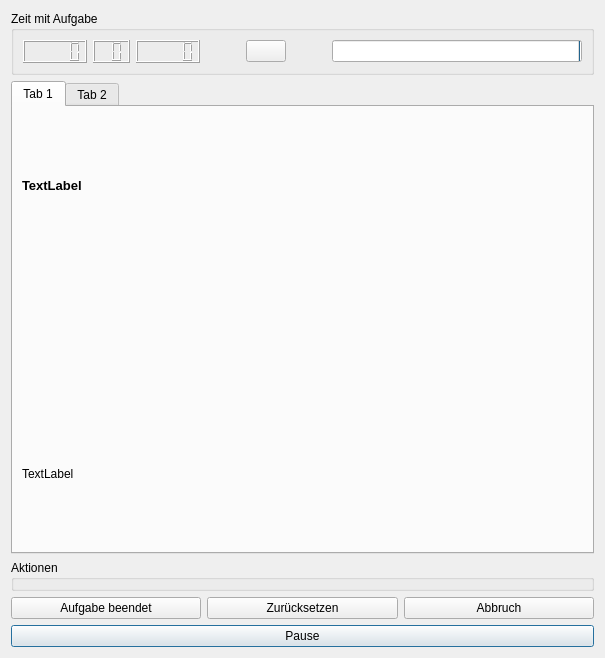
amogorkon/watnu, file src/watnu/ui/running_task.ui: the form before one commit.
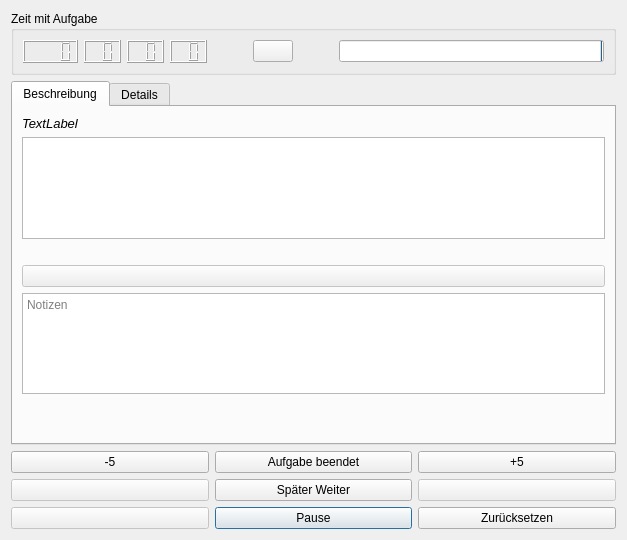
The form after the commit. Icons and pictures are not drawn.

Commit message: fixed many bugs; notes editable during task run

Diff of the .ui file:
```diff
--- a/src/watnu/ui/running_task.ui
+++ b/src/watnu/ui/running_task.ui
@@ -6,10 +6,16 @@
    <rect>
     <x>0</x>
     <y>0</y>
-    <width>605</width>
-    <height>658</height>
+    <width>627</width>
+    <height>540</height>
    </rect>
   </property>
+  <property name="sizePolicy">
+   <sizepolicy hsizetype="Fixed" vsizetype="Fixed">
+    <horstretch>0</horstretch>
+    <verstretch>0</verstretch>
+   </sizepolicy>
+  </property>
   <property name="windowTitle">
    <string>Dialog</string>
   </property>
@@ -17,28 +23,51 @@
    <item>
     <widget class="QGroupBox" name="groupBox">
      <property name="sizePolicy">
-      <sizepolicy hsizetype="Preferred" vsizetype="Minimum">
+      <sizepolicy hsizetype="Preferred" vsizetype="Preferred">
        <horstretch>0</horstretch>
-       <verstretch>0</verstretch>
+       <verstretch>10</verstretch>
       </sizepolicy>
      </property>
      <property name="minimumSize">
       <size>
        <width>0</width>
-       <height>20</height>
+       <height>50</height>
       </size>
      </property>
      <property name="title">
       <string>Zeit mit Aufgabe</string>
      </property>
+     <property name="flat">
+      <bool>false</bool>
+     </property>
      <layout class="QHBoxLayout" name="horizontalLayout">
+      <property name="sizeConstraint">
+       <enum>QLayout::SetMaximumSize</enum>
+      </property>
+      <property name="bottomMargin">
+       <number>9</number>
+      </property>
       <item>
-       <widget class="QLCDNumber" name="ticks_hours_label">
+       <widget class="QLCDNumber" name="LCD_days">
+        <property name="font">
+         <font>
+          <pointsize>120</pointsize>
+          <weight>75</weight>
+          <bold>true</bold>
+         </font>
+        </property>
+        <property name="digitCount">
+         <number>4</number>
+        </property>
+       </widget>
+      </item>
+      <item>
+       <widget class="QLCDNumber" name="LCD_hours">
         <property name="enabled">
          <bool>true</bool>
         </property>
         <property name="sizePolicy">
-         <sizepolicy hsizetype="Minimum" vsizetype="Preferred">
+         <sizepolicy hsizetype="Minimum" vsizetype="Minimum">
           <horstretch>0</horstretch>
           <verstretch>0</verstretch>
          </sizepolicy>
@@ -51,7 +80,7 @@
          </font>
         </property>
         <property name="digitCount">
-         <number>5</number>
+         <number>2</number>
         </property>
         <property name="intValue" stdset="0">
          <number>0</number>
@@ -71,7 +100,16 @@
        </widget>
       </item>
       <item>
-       <widget class="QLCDNumber" name="ticks_seconds_label"/>
+       <widget class="QLCDNumber" name="LCD_seconds">
+        <property name="font">
+         <font>
+          <pointsize>120</pointsize>
+         </font>
+        </property>
+        <property name="digitCount">
+         <number>2</number>
+        </property>
+       </widget>
       </item>
       <item>
        <spacer name="horizontalSpacer">
@@ -122,7 +160,7 @@
       <item>
        <widget class="QProgressBar" name="pomodoro_bar">
         <property name="maximum">
-         <number>35</number>
+         <number>100</number>
         </property>
         <property name="value">
          <number>0</number>
@@ -143,12 +181,18 @@
    </item>
    <item>
     <widget class="QTabWidget" name="tabWidget">
+     <property name="sizePolicy">
+      <sizepolicy hsizetype="Preferred" vsizetype="Preferred">
+       <horstretch>0</horstretch>
+       <verstretch>0</verstretch>
+      </sizepolicy>
+     </property>
      <property name="currentIndex">
       <number>0</number>
      </property>
      <widget class="QWidget" name="common">
       <attribute name="title">
-       <string>Tab 1</string>
+       <string>Beschreibung</string>
       </attribute>
       <layout class="QVBoxLayout" name="verticalLayout_2">
        <item>
@@ -162,70 +206,164 @@
          <property name="font">
           <font>
            <pointsize>10</pointsize>
-           <weight>75</weight>
-           <bold>true</bold>
+           <weight>50</weight>
+           <italic>true</italic>
+           <bold>false</bold>
           </font>
          </property>
          <property name="text">
           <string>TextLabel</string>
          </property>
+         <property name="wordWrap">
+          <bool>false</bool>
+         </property>
         </widget>
        </item>
        <item>
-        <widget class="QLabel" name="task_desc">
+        <widget class="QTextEdit" name="desc">
+         <property name="sizePolicy">
+          <sizepolicy hsizetype="Preferred" vsizetype="MinimumExpanding">
+           <horstretch>0</horstretch>
+           <verstretch>10</verstretch>
+          </sizepolicy>
+         </property>
+         <property name="lineWidth">
+          <number>1</number>
+         </property>
+         <property name="verticalScrollBarPolicy">
+          <enum>Qt::ScrollBarAlwaysOff</enum>
+         </property>
+         <property name="horizontalScrollBarPolicy">
+          <enum>Qt::ScrollBarAlwaysOff</enum>
+         </property>
+         <property name="sizeAdjustPolicy">
+          <enum>QAbstractScrollArea::AdjustToContentsOnFirstShow</enum>
+         </property>
+         <property name="undoRedoEnabled">
+          <bool>false</bool>
+         </property>
+         <property name="lineWrapMode">
+          <enum>QTextEdit::FixedColumnWidth</enum>
+         </property>
+         <property name="lineWrapColumnOrWidth">
+          <number>95</number>
+         </property>
+         <property name="readOnly">
+          <bool>true</bool>
+         </property>
+        </widget>
+       </item>
+       <item>
+        <spacer name="verticalSpacer_2">
+         <property name="orientation">
+          <enum>Qt::Vertical</enum>
+         </property>
+         <property name="sizeType">
+          <enum>QSizePolicy::Expanding</enum>
+         </property>
+         <property name="sizeHint" stdset="0">
+          <size>
+           <width>20</width>
+           <height>20</height>
+          </size>
+         </property>
+        </spacer>
+       </item>
+       <item>
+        <widget class="QPushButton" name="visit_url">
+         <property name="enabled">
+          <bool>false</bool>
+         </property>
          <property name="text">
           <string/>
          </property>
         </widget>
        </item>
        <item>
-        <widget class="QLabel" name="task_notes">
+        <widget class="QTextEdit" name="notes">
          <property name="sizePolicy">
-          <sizepolicy hsizetype="MinimumExpanding" vsizetype="Preferred">
+          <sizepolicy hsizetype="Expanding" vsizetype="MinimumExpanding">
            <horstretch>0</horstretch>
-           <verstretch>0</verstretch>
+           <verstretch>10</verstretch>
           </sizepolicy>
          </property>
-         <property name="text">
-          <string>TextLabel</string>
+         <property name="sizeAdjustPolicy">
+          <enum>QAbstractScrollArea::AdjustToContents</enum>
+         </property>
+         <property name="autoFormatting">
+          <set>QTextEdit::AutoAll</set>
+         </property>
+         <property name="lineWrapMode">
+          <enum>QTextEdit::FixedColumnWidth</enum>
+         </property>
+         <property name="lineWrapColumnOrWidth">
+          <number>95</number>
+         </property>
+         <property name="textInteractionFlags">
+          <set>Qt::LinksAccessibleByKeyboard|Qt::LinksAccessibleByMouse|Qt::TextBrowserInteraction|Qt::TextEditable|Qt::TextEditorInteraction|Qt::TextSelectableByKeyboard|Qt::TextSelectableByMouse</set>
+         </property>
+         <property name="placeholderText">
+          <string>Notizen</string>
          </property>
         </widget>
        </item>
+       <item>
+        <spacer name="verticalSpacer">
+         <property name="orientation">
+          <enum>Qt::Vertical</enum>
+         </property>
+         <property name="sizeHint" stdset="0">
+          <size>
+           <width>20</width>
+           <height>40</height>
+          </size>
+         </property>
+        </spacer>
+       </item>
       </layout>
      </widget>
      <widget class="QWidget" name="priorities">
       <attribute name="title">
-       <string>Tab 2</string>
+       <string>Details</string>
       </attribute>
      </widget>
     </widget>
    </item>
-   <item>
-    <widget class="QGroupBox" name="actions">
-     <property name="title">
-      <string>Aktionen</string>
-     </property>
-    </widget>
-   </item>
    <item>
     <layout class="QGridLayout" name="gridLayout">
-     <item row="1" column="2">
-      <widget class="QPushButton" name="cancel">
+     <item row="4" column="2">
+      <widget class="QPushButton" name="plus5">
+       <property name="enabled">
+        <bool>true</bool>
+       </property>
        <property name="text">
-        <string>Abbruch</string>
+        <string>+5</string>
        </property>
        <property name="shortcut">
         <string>Esc</string>
        </property>
        <property name="autoDefault">
-        <bool>false</bool>
+        <bool>true</bool>
        </property>
-       <property name="default">
-        <bool>false</bool>
+      </widget>
+     </item>
+     <item row="5" column="1">
+      <widget class="QPushButton" name="done_for_now">
+       <property name="enabled">
+        <bool>true</bool>
        </property>
+       <property name="text">
+        <string>Später Weiter</string>
+       </property>
+       <property name="shortcut">
+        <string>5</string>
+       </property>
+       <property name="autoDefault">
+        <bool>true</bool>
+       </property>
       </widget>
      </item>
-     <item row="1" column="0">
+     <item row="4" column="1">
       <widget class="QPushButton" name="finished">
        <property name="text">
         <string>Aufgabe beendet</string>
@@ -234,30 +372,49 @@
         <string>Return</string>
        </property>
        <property name="autoDefault">
-        <bool>false</bool>
+        <bool>true</bool>
        </property>
        <property name="default">
         <bool>false</bool>
        </property>
       </widget>
      </item>
-     <item row="1" column="1">
-      <widget class="QPushButton" name="reset">
+     <item row="5" column="2">
+      <widget class="QPushButton" name="pushButton_2">
+       <property name="enabled">
+        <bool>false</bool>
+       </property>
        <property name="text">
-        <string>Zurücksetzen</string>
+        <string/>
        </property>
        <property name="shortcut">
         <string>Backspace</string>
        </property>
        <property name="autoDefault">
-        <bool>false</bool>
+        <bool>true</bool>
        </property>
        <property name="default">
         <bool>false</bool>
        </property>
       </widget>
      </item>
-     <item row="2" column="0" colspan="3">
+     <item row="5" column="0">
+      <widget class="QPushButton" name="pushButton_3">
+       <property name="enabled">
+        <bool>false</bool>
+       </property>
+       <property name="text">
+        <string/>
+       </property>
+       <property name="shortcut">
+        <string>4</string>
+       </property>
+       <property name="autoDefault">
+        <bool>true</bool>
+       </property>
+      </widget>
+     </item>
+     <item row="7" column="1">
       <widget class="QPushButton" name="pause">
        <property name="text">
         <string>Pause</string>
@@ -265,11 +422,62 @@
        <property name="shortcut">
         <string>Space</string>
        </property>
+       <property name="autoDefault">
+        <bool>true</bool>
+       </property>
        <property name="default">
         <bool>true</bool>
        </property>
       </widget>
      </item>
+     <item row="7" column="2">
+      <widget class="QPushButton" name="reset">
+       <property name="text">
+        <string>Zurücksetzen</string>
+       </property>
+       <property name="shortcut">
+        <string>3</string>
+       </property>
+       <property name="autoDefault">
+        <bool>true</bool>
+       </property>
+       <property name="default">
+        <bool>false</bool>
+       </property>
+      </widget>
+     </item>
+     <item row="7" column="0">
+      <widget class="QPushButton" name="pushButton_5">
+       <property name="enabled">
+        <bool>false</bool>
+       </property>
+       <property name="text">
+        <string/>
+       </property>
+       <property name="shortcut">
+        <string>1</string>
+       </property>
+       <property name="autoDefault">
+        <bool>true</bool>
+       </property>
+      </widget>
+     </item>
+     <item row="4" column="0">
+      <widget class="QPushButton" name="minus5">
+       <property name="enabled">
+        <bool>true</bool>
+       </property>
+       <property name="text">
+        <string>-5</string>
+       </property>
+       <property name="shortcut">
+        <string>7</string>
+       </property>
+       <property name="autoDefault">
+        <bool>true</bool>
+       </property>
+      </widget>
+     </item>
     </layout>
    </item>
   </layout>
```
Left out of the diff: 22 changed lines with no effect on the pictures. The commit also changes 27 other files.
